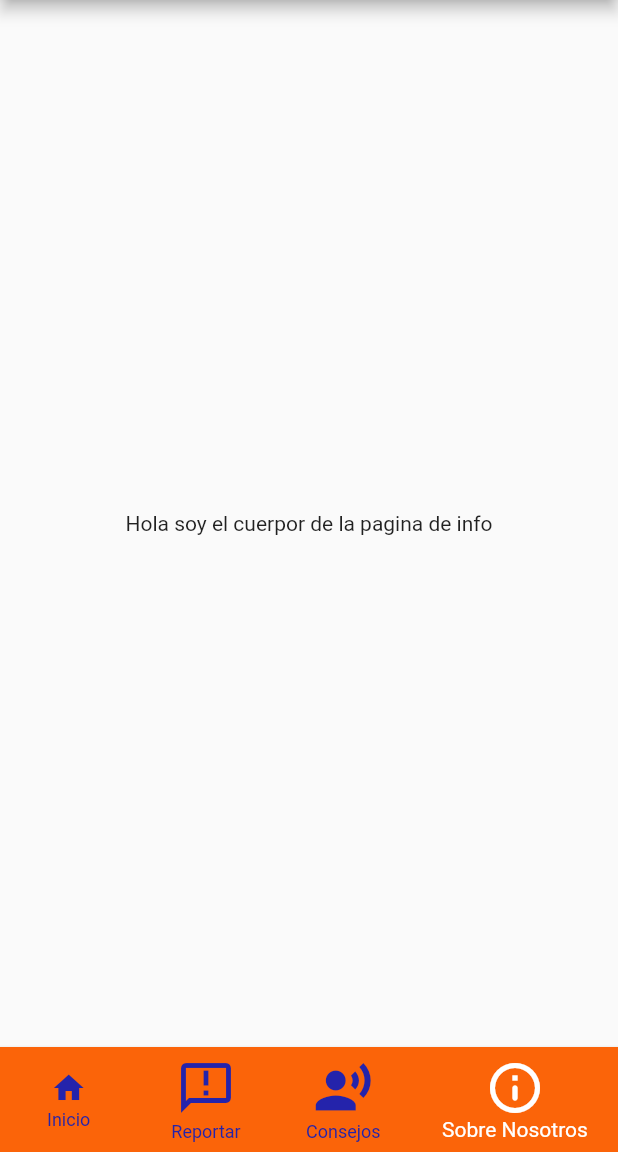
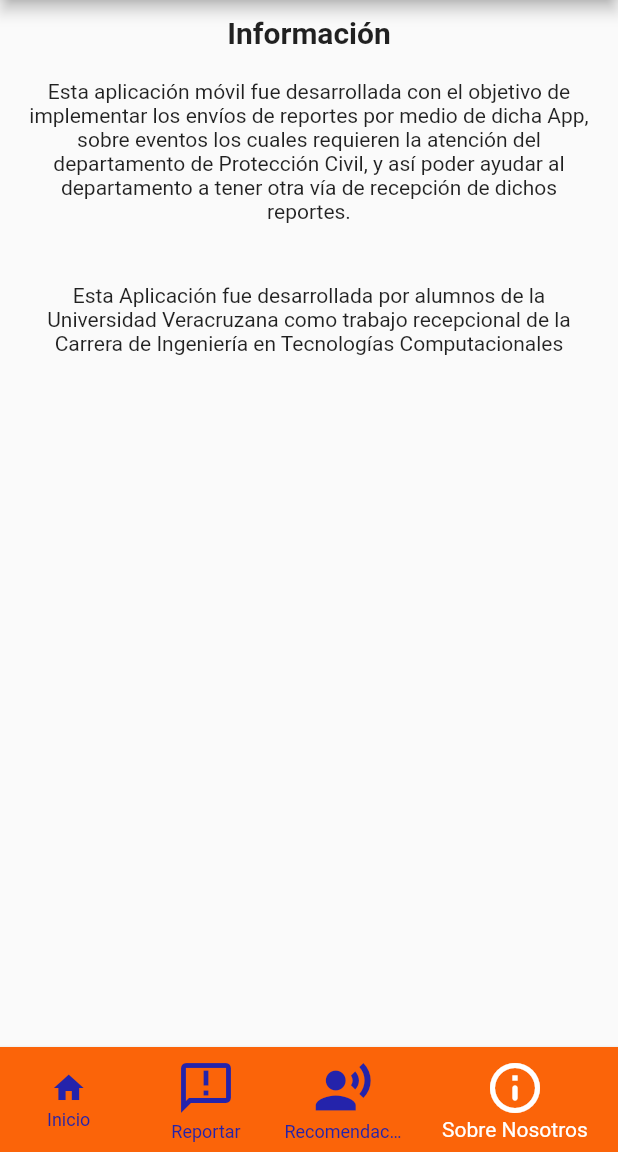
Before and after one commit to Yun771/AppProteccionCivilUsuario, a Flutter app: the screen it shows after launch, item 4 of the bottom bar chosen, on a phone screen of 412 x 824 dp, the part 84-1236 px from its top. Run offline on Flutter 3.47's test engine with Material 2 defaults, Android fonts, the phone set to English and light mode, and no system bars; our stand-ins replace geolocator, google_maps_flutter; missing offline and left inert: flutter_phone_direct_caller; network calls fail.

Commit message:
App-PC-completa

```diff
--- a/lib/main.dart
+++ b/lib/main.dart
@@ -28,7 +28,8 @@ class MyApp extends StatelessWidget {
           // 'consejo': (BuildContext context) => Consejo(),
           // 'info': (BuildContext context) => Info()
         },
-        theme: ThemeData(primaryColor: Color(0xFFFB6409)),
+        theme: ThemeData(
+            primaryColor: Color(0xFFFB6409), accentColor: Color(0xFFFB6409)),
       ),
     );
   }
--- a/lib/src/pages/info_page.dart
+++ b/lib/src/pages/info_page.dart
@@ -3,8 +3,38 @@ import 'package:flutter/material.dart';
 class InfoPage extends StatelessWidget {
   @override
   Widget build(BuildContext context) {
-    return Center(
-      child: Text('Hola soy el cuerpor de la pagina de info'),
+    return Container(
+      padding: EdgeInsets.symmetric(horizontal: 15, vertical: 10.0),
+      child: Column(
+        crossAxisAlignment: CrossAxisAlignment.stretch,
+        children: [
+          Text('Información',
+              textAlign: TextAlign.center,
+              style: TextStyle(fontWeight: FontWeight.bold, fontSize: 20.0)),
+          SizedBox(
+            height: 20.0,
+          ),
+          _aboutApp(),
+          SizedBox(
+            height: 40.0,
+          ),
+          _aboutDesarroladores()
+        ],
+      ),
     );
   }
 }
+
+Widget _aboutApp() {
+  return Text(
+    '''Esta aplicación móvil fue desarrollada con el objetivo de implementar los envíos de reportes por medio de dicha App, sobre eventos los cuales requieren la atención del departamento de Protección Civil, y así poder ayudar al departamento a tener otra vía de recepción de dichos reportes.''',
+    textAlign: TextAlign.center,
+  );
+}
+
+Widget _aboutDesarroladores() {
+  return Text(
+    'Esta Aplicación fue desarrollada por alumnos de la Universidad Veracruzana como trabajo recepcional de la Carrera de Ingeniería en Tecnologías Computacionales ',
+    textAlign: TextAlign.center,
+  );
+}
--- a/lib/src/widgets/Navigator_bar.dart
+++ b/lib/src/widgets/Navigator_bar.dart
@@ -36,7 +36,7 @@ class NavigatorBarCustom extends StatelessWidget {
                 Icons.record_voice_over,
                 size: 40,
               ),
-              label: 'Consejos'),
+              label: 'Recomendación'),
           BottomNavigationBarItem(
               icon: Icon(
                 Icons.info_outline_rounded,
--- a/lib/src/widgets/cards_comunicados.dart
+++ b/lib/src/widgets/cards_comunicados.dart
@@ -1,7 +1,6 @@
 import 'package:flutter/material.dart';
 
 import 'package:proteccion_civil/src/models/cards_model.dart';
-
 
 class CardsPersonalizada extends StatelessWidget {
   final List<CardModel> cardsdata;
```
Also changed, not shown: lib/src/pages/inicio_page.dart (+16 -3 lines), lib/src/pages/recomendaciones_page.dart (+13 -2 lines), lib/src/pages/reporte_form.dart (+61 -36 lines), lib/src/pages/reporte_page.dart (+32 -33 lines), lib/src/provider/comunicados_provider.dart (+9 -0 lines), lib/src/provider/reporte_provider.dart (+8 -5 lines), lib/src/utils/utils.dart (+62 -0 lines), pubspec.yaml (+10 -0 lines), assets/icon/icon.png (added), lib/src/pages/home_page.dart (line endings or trailing spaces), pubspec.lock, 30 other files.
